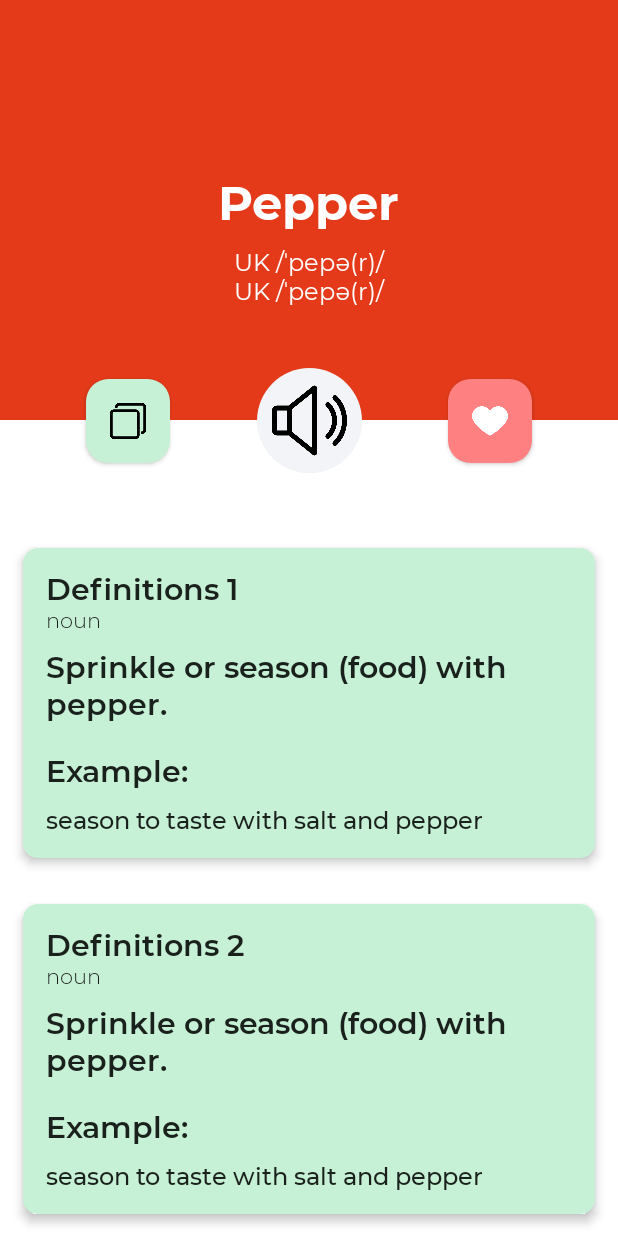
After one commit to dtnguyn/Pawn, an Android app built with Jetpack Compose: the composable WordScreen shown on its own in the app's theme, on a phone screen of 412 x 824 dp. The commit adds this screen. Run offline under Robolectric (Android 15) with nearby library versions, the phone set to English and light mode, and no system bars.

Commit message:
Add Word screen

```diff
--- /dev/null
+++ b/mobile/android/app/src/main/java/com/nguyen/pawn/model/Definition.kt
@@ -0,0 +1,8 @@
+package com.nguyen.pawn.model
+
+data class Definition (
+    val id: String,
+    val meaning: String,
+    val partOfSpeech: String,
+    val example: String,
+)
--- a/mobile/android/app/src/main/java/com/nguyen/pawn/ui/components/RoundButton.kt
+++ b/mobile/android/app/src/main/java/com/nguyen/pawn/ui/components/RoundButton.kt
@@ -35,11 +35,10 @@ fun RoundButton(
             .size(size)
             .clip(CircleShape)
             .clickable(
-                interactionSource = remember { MutableInteractionSource() },
-                indication = rememberRipple(bounded = false), // You can also change the color and radius of the ripple
                 onClick = onClick
             ),
         backgroundColor = backgroundColor,
+        elevation = 100.dp,
     ) {
         Image(
             painter = painterResource(icon),
--- a/mobile/android/app/src/main/java/com/nguyen/pawn/ui/components/DailyWordButton.kt
+++ b/mobile/android/app/src/main/java/com/nguyen/pawn/ui/components/RoundedSquareButton.kt
@@ -2,6 +2,7 @@ package com.nguyen.pawn.ui.components
 
 import androidx.compose.foundation.Image
 import androidx.compose.foundation.layout.height
+import androidx.compose.foundation.layout.size
 import androidx.compose.foundation.layout.width
 import androidx.compose.foundation.shape.RoundedCornerShape
 import androidx.compose.material.Button
@@ -11,15 +12,16 @@ import androidx.compose.ui.Alignment
 import androidx.compose.ui.Modifier
 import androidx.compose.ui.graphics.Color
 import androidx.compose.ui.res.painterResource
+import androidx.compose.ui.unit.Dp
 import androidx.compose.ui.unit.dp
 
 @Composable
-fun DailyWordButton(backgroundColor: Color, icon: Int, onClick: () -> Unit) {
+fun RoundedSquareButton(backgroundColor: Color, icon: Int, size: Dp = 56.dp, onClick: () -> Unit) {
     Button(
-        modifier= Modifier.width(56.dp).height(56.dp),
+        modifier= Modifier.size(size),
         shape = RoundedCornerShape(15.dp),
         colors = ButtonDefaults.buttonColors(backgroundColor),
-        onClick = {onClick}
+        onClick = onClick
     ) {
         Image(
             painter = painterResource(icon),
--- /dev/null
+++ b/mobile/android/app/src/main/java/com/nguyen/pawn/ui/components/word/DefinitionItem.kt
@@ -0,0 +1,40 @@
+package com.nguyen.pawn.ui.components.word
+
+import androidx.compose.foundation.background
+import androidx.compose.foundation.layout.*
+import androidx.compose.foundation.shape.RoundedCornerShape
+import androidx.compose.material.Card
+import androidx.compose.material.Text
+import androidx.compose.runtime.Composable
+import androidx.compose.ui.Modifier
+import androidx.compose.ui.unit.dp
+import com.nguyen.pawn.model.Definition
+import com.nguyen.pawn.ui.theme.LightGreen
+import com.nguyen.pawn.ui.theme.Typography
+
+@Composable
+fun DefinitionItem(index: Int, definition: Definition) {
+    Card(
+        shape = RoundedCornerShape(10.dp),
+        elevation = 4.dp,
+        backgroundColor = LightGreen,
+        modifier = Modifier
+            .fillMaxWidth()
+            .padding(15.dp)
+    ) {
+
+        Column(
+            Modifier.padding(15.dp)
+        ) {
+            Text(text = "Definitions ${index + 1}", style = Typography.h6)
+            Text(text = definition.partOfSpeech, style = Typography.subtitle1)
+            Spacer(modifier = Modifier.padding(5.dp))
+            Text(text = definition.meaning, style = Typography.h6)
+            Spacer(modifier = Modifier.padding(10.dp))
+            Text(text = "Example: ", style = Typography.h6)
+            Spacer(modifier = Modifier.padding(5.dp))
+            Text(text = definition.example, style = Typography.body1)
+        }
+
+    }
+}
--- /dev/null
+++ b/mobile/android/app/src/main/java/com/nguyen/pawn/ui/screens/WordScreen.kt
@@ -0,0 +1,155 @@
+package com.nguyen.pawn.ui.screens
+
+import androidx.compose.foundation.ExperimentalFoundationApi
+import androidx.compose.foundation.background
+import androidx.compose.foundation.layout.*
+import androidx.compose.foundation.lazy.LazyColumn
+import androidx.compose.material.Card
+import androidx.compose.material.Scaffold
+import androidx.compose.material.Surface
+import androidx.compose.material.Text
+import androidx.compose.runtime.Composable
+import androidx.compose.ui.Alignment
+import androidx.compose.ui.Modifier
+import androidx.compose.ui.graphics.Color
+import androidx.compose.ui.graphics.RectangleShape
+import androidx.compose.ui.layout.onSizeChanged
+import androidx.compose.ui.unit.dp
+import androidx.compose.ui.zIndex
+import com.nguyen.pawn.R
+import com.nguyen.pawn.model.Definition
+import com.nguyen.pawn.ui.components.RoundButton
+import com.nguyen.pawn.ui.components.RoundedSquareButton
+import com.nguyen.pawn.ui.components.SavedWordItem
+import com.nguyen.pawn.ui.components.word.DefinitionItem
+import com.nguyen.pawn.ui.theme.*
+
+@ExperimentalFoundationApi
+@Composable
+fun WordScreen() {
+
+    val definitions = listOf(
+        Definition(
+            "1",
+            "Sprinkle or season (food) with pepper.",
+            "noun",
+            "season to taste with salt and pepper"
+        ),
+        Definition(
+            "2",
+            "Sprinkle or season (food) with pepper.",
+            "noun",
+            "season to taste with salt and pepper"
+        ),
+        Definition(
+            "3",
+            "Sprinkle or season (food) with pepper.",
+            "noun",
+            "season to taste with salt and pepper"
+        ),
+        Definition(
+            "4",
+            "Sprinkle or season (food) with pepper.",
+            "noun",
+            "season to taste with salt and pepper"
+        ),
+        Definition(
+            "5",
+            "Sprinkle or season (food) with pepper.",
+            "noun",
+            "season to taste with salt and pepper"
+        ),
+        Definition(
+            "6",
+            "Sprinkle or season (food) with pepper.",
+            "noun",
+            "season to taste with salt and pepper"
+        ),
+    )
+
+    Surface {
+        Scaffold(
+            modifier = Modifier
+                .fillMaxHeight()
+                .fillMaxWidth(),
+            backgroundColor = Color.White,
+            topBar = {
+                Row(modifier = Modifier
+                    .fillMaxWidth()
+                    .height(60.dp)
+                    .background(ReallyRed)) {
+
+                }
+            }
+        ) {
+            LazyColumn(
+                modifier = Modifier.fillMaxHeight(),
+            ) {
+
+                item {
+                    Card(
+                        modifier = Modifier
+                            .fillMaxWidth()
+                            .height(220.dp),
+                        backgroundColor = ReallyRed,
+                        elevation = 0.dp,
+                        shape = RectangleShape
+                    ) {
+                        Column(
+                            modifier = Modifier
+                                .fillMaxWidth()
+                                .fillMaxHeight(),
+                            verticalArrangement = Arrangement.Center,
+                            horizontalAlignment = Alignment.CenterHorizontally
+                        ) {
+                            Text(text = "Pepper", style = Typography.h1, color = Color.White)
+                            Spacer(modifier = Modifier.padding(5.dp))
+                            Text(
+                                text = "UK /ˈpepə(r)/",
+                                style = Typography.body2,
+                                color = Color.White
+                            )
+                            Text(
+                                text = "UK /ˈpepə(r)/",
+                                style = Typography.body2,
+                                color = Color.White
+                            )
+                            Spacer(modifier = Modifier.padding(10.dp))
+                        }
+                    }
+
+                }
+
+                item {
+                    Row(
+                        modifier = Modifier
+                            .fillMaxWidth()
+                            .zIndex(1f)
+                            .background(Color.Transparent)
+                            .offset(y = (-35).dp),
+                        verticalAlignment = Alignment.CenterVertically,
+                        horizontalArrangement = Arrangement.SpaceEvenly
+                    ) {
+                        RoundedSquareButton(backgroundColor = LightGreen, icon = R.drawable.copy) {}
+                        RoundButton(
+                            backgroundColor = LightGrey,
+                            size = 70.dp,
+                            icon = R.drawable.speaker,
+                            padding = 10.dp
+                        ) {}
+                        RoundedSquareButton(backgroundColor = LightRed, icon = R.drawable.heart) {}
+                    }
+                }
+
+                items(definitions.size) { index ->
+                    DefinitionItem(
+                        index = index,
+                        definition = definitions[index]
+                    )
+                }
+            }
+
+
+        }
+    }
+}
--- a/mobile/android/app/src/main/java/com/nguyen/pawn/ui/theme/Color.kt
+++ b/mobile/android/app/src/main/java/com/nguyen/pawn/ui/theme/Color.kt
@@ -10,6 +10,7 @@ val DarkBlue = Color(0xFF111f4d)
 val AlmostBlack = Color(0xFF020205)
 val ReallyRed = Color(0xFFE43A19)
 val LightGreen = Color(0xFFC6F1D6)
+val LightGrey = Color(0xFFF2F4F7)
 val Neon = Color(0xFFE0F5B9)
 val LightRed = Color(0xFFFF8080)
 val LightOrange = Color(0xFFFFBA92)
```
Also changed, not shown: mobile/android/app/src/main/java/com/nguyen/pawn/ui/PawnApp.kt (+18 -12 lines), mobile/android/app/src/main/java/com/nguyen/pawn/ui/components/DailyWordCard.kt (deleted, +0 -44 lines), mobile/android/app/src/main/java/com/nguyen/pawn/ui/components/home/DailyWordCard.kt (added, +50 -0 lines), mobile/android/app/src/main/java/com/nguyen/pawn/ui/components/home/DailyWordSection.kt (renamed from mobile/android/app/src/main/java/com/nguyen/pawn/ui/components/DailyWordSection.kt, +26 -6 lines), mobile/android/app/src/main/java/com/nguyen/pawn/ui/navigation/PawnScreens.kt (added, +11 -0 lines), mobile/android/app/src/main/java/com/nguyen/pawn/ui/screens/HomeScreen.kt (+4 -3 lines), mobile/android/app/src/main/java/com/nguyen/pawn/ui/utils/BottomNavigationScreens.kt (deleted, +0 -12 lines), mobile/android/app/src/main/java/com/nguyen/pawn/ui/components/home/HomeAppBar.kt (renamed from mobile/android/app/src/main/java/com/nguyen/pawn/ui/components/HomeAppBar.kt), mobile/android/app/src/main/java/com/nguyen/pawn/ui/components/home/SavedWordItem.kt (renamed from mobile/android/app/src/main/java/com/nguyen/pawn/ui/components/SavedWordItem.kt).
